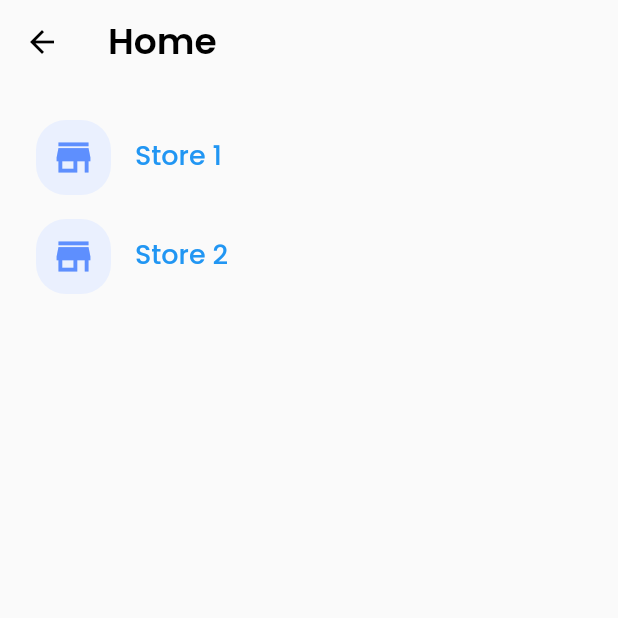
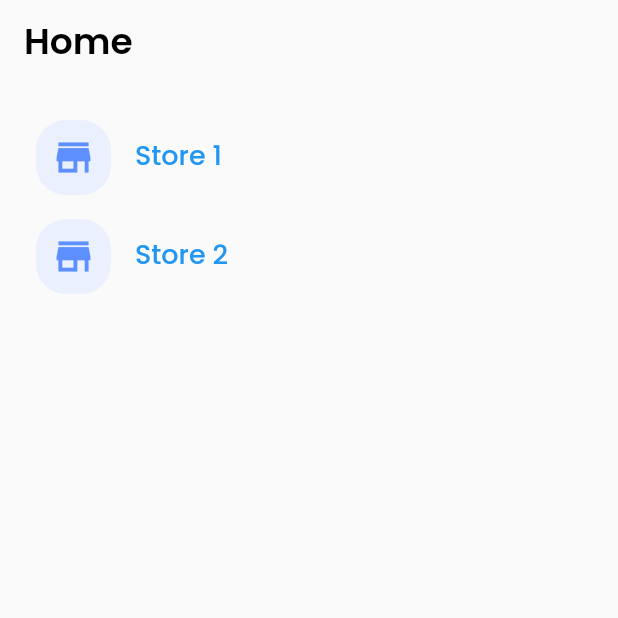
Before and after one commit to amaljoe/people_counter_flutter, a Flutter app: the screen it shows after launch, on a phone screen of 412 x 824 dp, the top half of it. Run offline on Flutter 3.47's test engine with Material 2 defaults, Android fonts, the phone set to English and light mode, and no system bars; our stand-ins replace charts_flutter, cloud_firestore, firebase_core, fl_chart, google_fonts; accounts and stored records are empty.

Commit message:
handle multiple stores and change status bar color

```diff
--- a/lib/home/home_screen.dart
+++ b/lib/home/home_screen.dart
@@ -15,14 +15,6 @@ class _HomeScreenState extends State<HomeScreen> {
       appBar: AppBar(
         elevation: 0,
         backgroundColor: Colors.transparent,
-        leading: IconButton(
-          splashRadius: Material.defaultSplashRadius / 2,
-          onPressed: () {},
-          icon: Icon(
-            Icons.arrow_back,
-            color: Colors.black,
-          ),
-        ),
         title: Text(
           'Home',
           style: TextStyle(
--- a/lib/main.dart
+++ b/lib/main.dart
@@ -4,11 +4,10 @@ import 'package:flutter/services.dart';
 import 'package:google_fonts/google_fonts.dart';
 import 'package:people_counter/home/home_screen.dart';
 import 'package:people_counter/splash_screen.dart';
-import 'package:people_counter/store/store_screen.dart';
 
 void main() {
   SystemChrome.setSystemUIOverlayStyle(
-      SystemUiOverlayStyle(statusBarColor: Color(0xff232d37)));
+      SystemUiOverlayStyle(statusBarColor: Colors.white));
   runApp(MyApp());
 }
 
```
